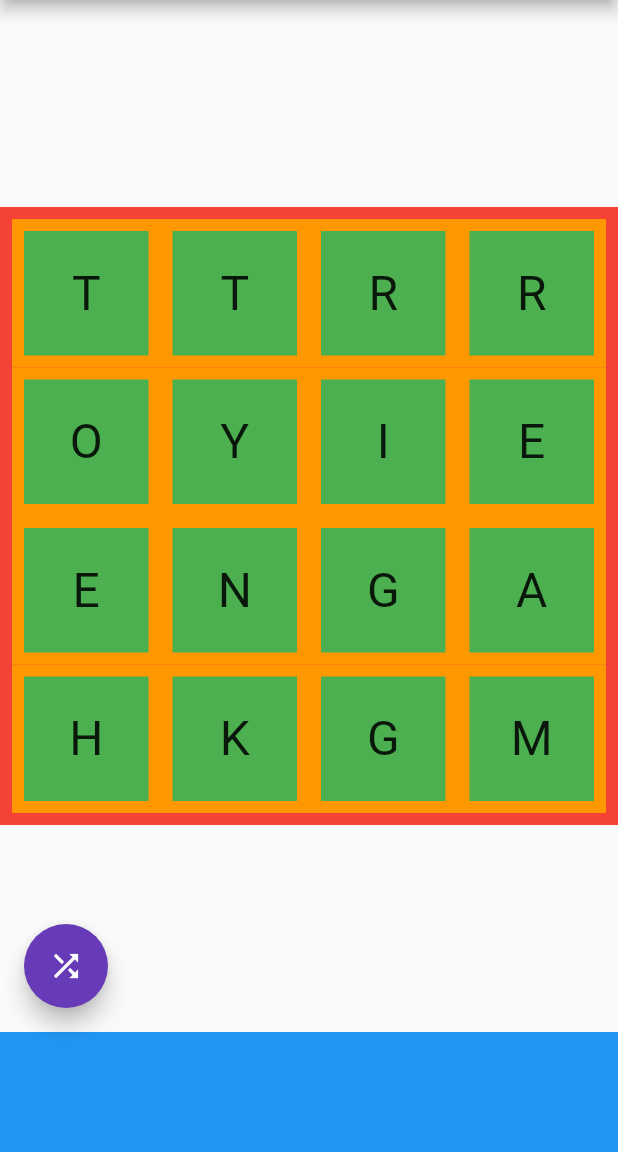
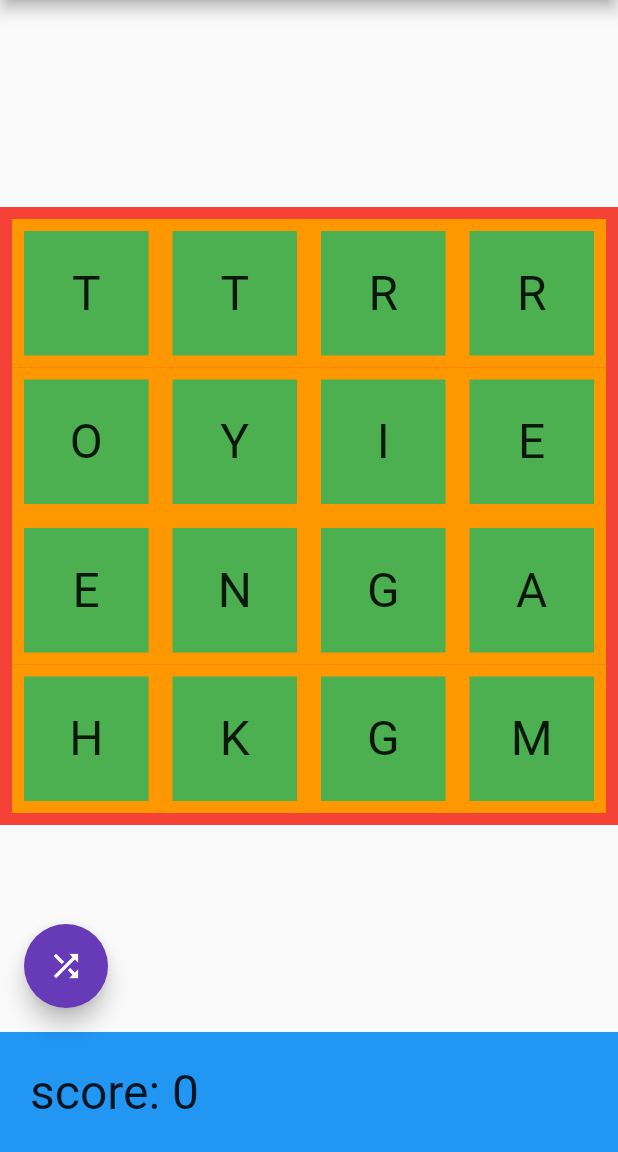
Before and after one commit to byronhallett/boggler, a Flutter app: the screen it shows after launch, after a tap on the "shuffle" icon, on a phone screen of 412 x 824 dp, the part 84-1236 px from its top. Run offline on Flutter 3.47's test engine with Material 2 defaults, Android fonts, the phone set to English and light mode, and no system bars.

Commit message:
add point scores

```diff
--- a/lib/main.dart
+++ b/lib/main.dart
@@ -2,7 +2,6 @@ import 'dart:math';
 
 import 'package:flutter/material.dart';
 import 'package:flutter/services.dart';
-// import 'package:shake/shake.dart';
 
 void main() {
   runApp(MyApp());
@@ -61,10 +60,10 @@ class _MyHomePageState extends State<MyHomePage> {
   List<String> _faces;
   List<int> _selections = List.empty(growable: true);
   List<bool> _enabledIndices;
-  // ShakeDetector _detector;
   PlatformAssetBundle _bundle;
   List<String> _dict;
   Result _lastResult = Result.none;
+  List<String> _foundWords = List.empty(growable: true);
 
   @override
   void initState() {
@@ -73,17 +72,10 @@ class _MyHomePageState extends State<MyHomePage> {
     _faces =
         List.generate(pow(widget.gridSize, 2), (index) => index.toString());
     _enabledIndices = List.filled(pow(widget.gridSize, 2), true);
-
-    // _detector = ShakeDetector.autoStart(
-    //     onPhoneShake: () {
-    //       _boggle();
-    //     },
-    //     shakeThresholdGravity: 5.0);
   }
 
   @override
   void dispose() {
-    // _detector.stopListening();
     super.dispose();
   }
 
@@ -99,6 +91,7 @@ class _MyHomePageState extends State<MyHomePage> {
       _selections.clear();
       _setAllowedButtons();
       _lastResult = Result.none;
+      _foundWords.clear();
     });
   }
 
@@ -111,8 +104,10 @@ class _MyHomePageState extends State<MyHomePage> {
   }
 
   void _submit() {
-    print(_currentWord());
-    bool found = _dict.contains(_currentWord());
+    String current = _currentWord();
+    bool found = _dict.contains(current);
+    // if not in found, add
+    if (found && !_foundWords.contains(current)) _foundWords.add(current);
     setState(() {
       _lastResult = found ? Result.pass : Result.fail;
       _selections.clear();
@@ -158,7 +153,8 @@ class _MyHomePageState extends State<MyHomePage> {
   void _loadDictionary(BuildContext context) async {
     if (_bundle != null) return;
     _bundle = DefaultAssetBundle.of(context);
-    String dictString = await _bundle.loadString('collins.txt', cache: true);
+    String dictString =
+        await _bundle.loadString('assets/collins.txt', cache: true);
     _dict = dictString.split("\n");
     _dict = _dict.map((e) => e.trim()).toList();
   }
@@ -240,14 +236,11 @@ class _MyHomePageState extends State<MyHomePage> {
           child: Row(
             mainAxisAlignment: MainAxisAlignment.spaceBetween,
             children: [
-              Flexible(
-                child: FittedBox(
-                  fit: BoxFit.scaleDown,
-                  child: Text(
-                    _currentWord(),
-                    style: TextStyle(fontSize: widget.fontSize),
-                  ),
-                ),
+              Text(
+                _selections.isEmpty
+                    ? "score: " + _foundWords.length.toString()
+                    : _currentWord(),
+                style: TextStyle(fontSize: widget.fontSize),
               ),
               if (_selections.isNotEmpty)
                 FloatingActionButton(
--- a/pubspec.yaml
+++ b/pubspec.yaml
@@ -15,10 +15,10 @@ publish_to: "none" # Remove this line if you wish to publish to pub.dev
 # In iOS, build-name is used as CFBundleShortVersionString while build-number used as CFBundleVersion.
 # Read more about iOS versioning at
 # https://developer.apple.com/library/archive/documentation/General/Reference/InfoPlistKeyReference/Articles/CoreFoundationKeys.html
-version: 0.3.0+1
+version: 0.3.0+2
 
 environment:
-  sdk: ">=2.7.0 <3.0.0"
+  sdk: ">=2.8.1 <3.0.0"
 
 dependencies:
   flutter:
```
Also changed, not shown: pubspec.lock.
